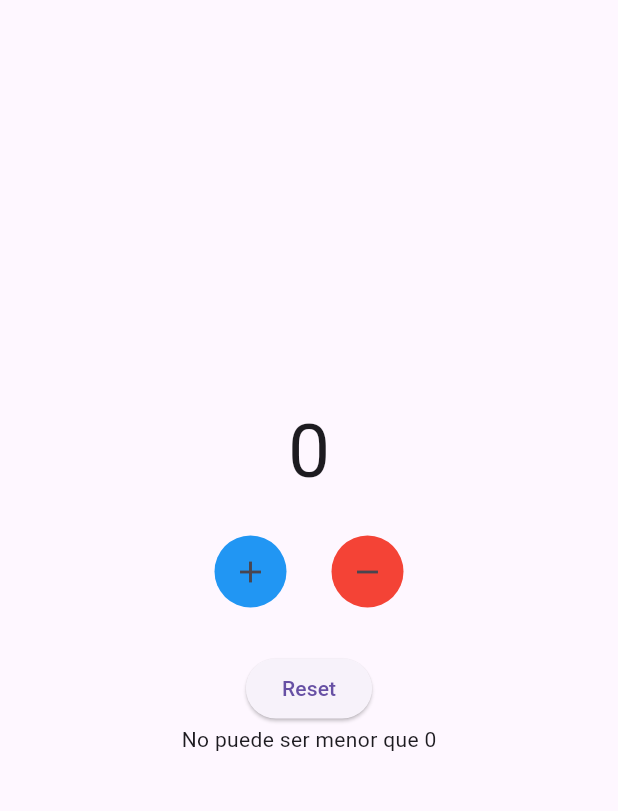
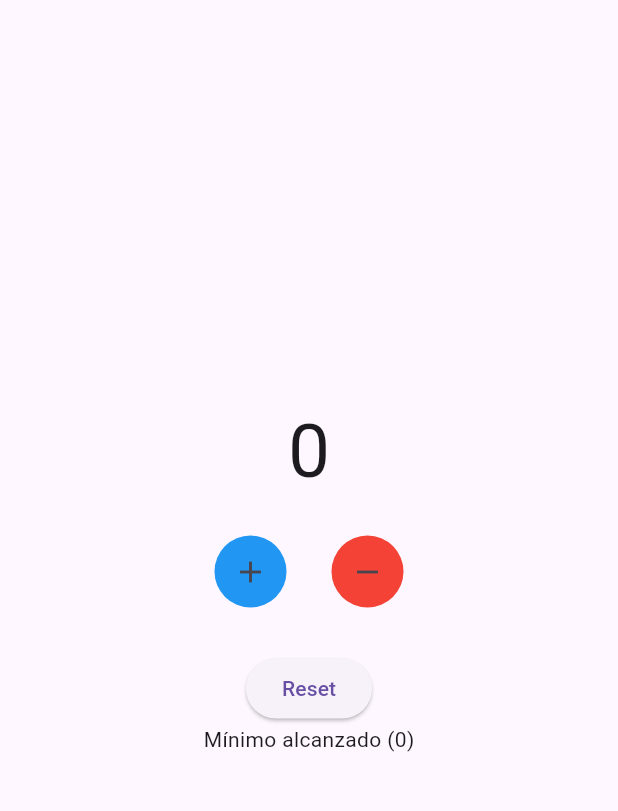
Before and after one commit to JorgeGonSan/flutter-contador-avanzado, a Flutter app: the screen it shows after launch, after a tap on the "add" icon, after a tap on the "remove" icon, on a phone screen of 412 x 824 dp, the part 84-895 px from its top. Run offline on Flutter 3.47's test engine with Material 3 defaults, Android fonts, the phone set to English and light mode, and no system bars.

Commit message:
Cambio mensajes

```diff
--- a/lib/screens/contador_screen.dart
+++ b/lib/screens/contador_screen.dart
@@ -73,7 +73,7 @@ class _MyContadorAvanzadoState extends State<MyContadorAvanzado> {
         contador++;
       }
       if (contador == 20) {
-        mensaje = "No puede ser mayor que 20";
+        mensaje = "Máximo alcanzado (20)";
       } else {
         mensaje = "";
       }
@@ -87,7 +87,7 @@ class _MyContadorAvanzadoState extends State<MyContadorAvanzado> {
         contador--;
       }
       if (contador == 0) {
-        mensaje = "No puede ser menor que 0";
+        mensaje = "Mínimo alcanzado (0)";
       } else {
         mensaje = "";
       }
```
